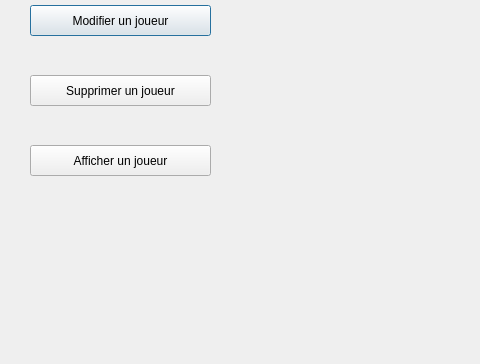
The window that projet_selimbenaich/gestion_joueur.ui (TheRealSumpark/QT_Project) describes before a commit, drawn with Qt 5; both pictures show x 0 to 480 and y 95 to 459 of the 661 by 459 pixel window.
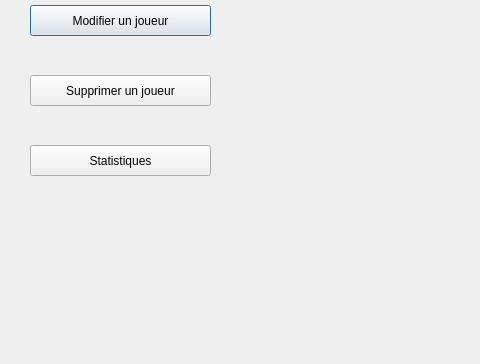
The same window after the commit.

```diff
--- a/projet_selimbenaich/gestion_joueur.ui
+++ b/projet_selimbenaich/gestion_joueur.ui
@@ -68,7 +68,7 @@
     </rect>
    </property>
    <property name="text">
-    <string>Afficher un joueur</string>
+    <string>Statistiques</string>
    </property>
   </widget>
   <widget class="QPushButton" name="Ajouter_joueur">
```
